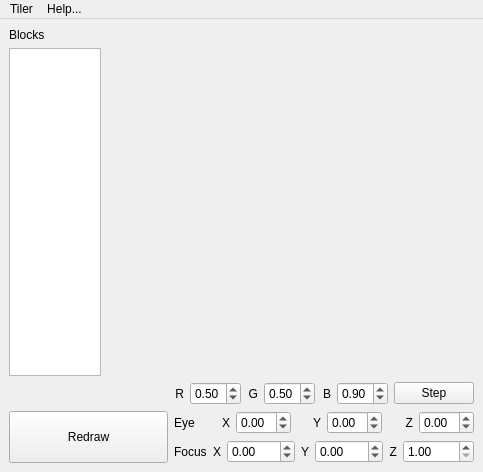
Before: the Qt Designer form ui/tiler.ui in berndhs/tiler, drawn with Qt 5.
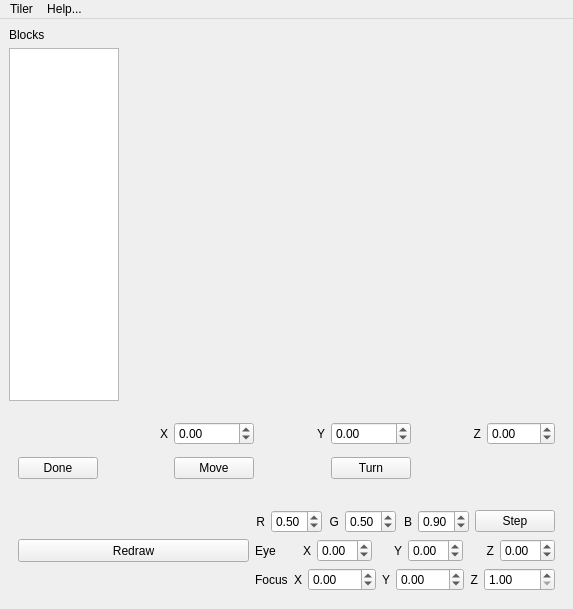
After: the same form once the commit is applied. Icons and pictures are not drawn. Custom widgets are drawn as their Qt base class.

Commit message: move and turn blocks

What changed in the file:
```diff
--- a/ui/tiler.ui
+++ b/ui/tiler.ui
@@ -7,8 +7,8 @@
    <rect>
     <x>0</x>
     <y>0</y>
-    <width>483</width>
-    <height>472</height>
+    <width>573</width>
+    <height>609</height>
    </rect>
   </property>
   <property name="windowTitle">
@@ -20,6 +20,19 @@
   </property>
   <widget class="QWidget" name="centralwidget">
    <layout class="QGridLayout" name="gridLayout_2">
+    <item row="0" column="0">
+     <widget class="QLabel" name="label_4">
+      <property name="sizePolicy">
+       <sizepolicy hsizetype="Preferred" vsizetype="Fixed">
+        <horstretch>0</horstretch>
+        <verstretch>0</verstretch>
+       </sizepolicy>
+      </property>
+      <property name="text">
+       <string>Blocks</string>
+      </property>
+     </widget>
+    </item>
     <item row="0" column="1" rowspan="2">
      <widget class="tiler::GLScene" name="scene" native="true">
       <property name="sizePolicy">
@@ -30,9 +43,122 @@
       </property>
      </widget>
     </item>
+    <item row="1" column="0">
+     <widget class="QListView" name="blockList">
+      <property name="sizePolicy">
+       <sizepolicy hsizetype="Expanding" vsizetype="Expanding">
+        <horstretch>10</horstretch>
+        <verstretch>40</verstretch>
+       </sizepolicy>
+      </property>
+     </widget>
+    </item>
     <item row="2" column="0" colspan="2">
+     <widget class="QWidget" name="blockControl" native="true">
+      <property name="sizePolicy">
+       <sizepolicy hsizetype="Expanding" vsizetype="Expanding">
+        <horstretch>0</horstretch>
+        <verstretch>10</verstretch>
+       </sizepolicy>
+      </property>
      <layout class="QGridLayout" name="gridLayout">
       <item row="0" column="1">
+        <widget class="QLabel" name="label_13">
+         <property name="text">
+          <string>X</string>
+         </property>
+         <property name="alignment">
+          <set>Qt::AlignRight|Qt::AlignTrailing|Qt::AlignVCenter</set>
+         </property>
+        </widget>
+       </item>
+       <item row="0" column="2">
+        <widget class="QDoubleSpinBox" name="blockX">
+         <property name="minimum">
+          <double>-360.000000000000000</double>
+         </property>
+         <property name="maximum">
+          <double>360.000000000000000</double>
+         </property>
+        </widget>
+       </item>
+       <item row="0" column="3">
+        <widget class="QLabel" name="label_14">
+         <property name="text">
+          <string>Y</string>
+         </property>
+         <property name="alignment">
+          <set>Qt::AlignRight|Qt::AlignTrailing|Qt::AlignVCenter</set>
+         </property>
+        </widget>
+       </item>
+       <item row="0" column="4">
+        <widget class="QDoubleSpinBox" name="blockY">
+         <property name="minimum">
+          <double>-360.000000000000000</double>
+         </property>
+         <property name="maximum">
+          <double>360.000000000000000</double>
+         </property>
+        </widget>
+       </item>
+       <item row="0" column="5">
+        <widget class="QLabel" name="label_15">
+         <property name="text">
+          <string>Z</string>
+         </property>
+         <property name="alignment">
+          <set>Qt::AlignRight|Qt::AlignTrailing|Qt::AlignVCenter</set>
+         </property>
+        </widget>
+       </item>
+       <item row="0" column="6">
+        <widget class="QDoubleSpinBox" name="blockZ">
+         <property name="minimum">
+          <double>-360.000000000000000</double>
+         </property>
+         <property name="maximum">
+          <double>360.000000000000000</double>
+         </property>
+         <property name="singleStep">
+          <double>0.200000000000000</double>
+         </property>
+        </widget>
+       </item>
+       <item row="1" column="2">
+        <widget class="QPushButton" name="moveBlockButton">
+         <property name="text">
+          <string>Move</string>
+         </property>
+        </widget>
+       </item>
+       <item row="1" column="4">
+        <widget class="QPushButton" name="turnBlockButton">
+         <property name="text">
+          <string>Turn</string>
+         </property>
+        </widget>
+       </item>
+       <item row="1" column="0">
+        <widget class="QPushButton" name="doneBlockButton">
+         <property name="text">
+          <string>Done</string>
+         </property>
+        </widget>
+       </item>
+      </layout>
+     </widget>
+    </item>
+    <item row="3" column="0" colspan="2">
+     <widget class="QWidget" name="viewControl" native="true">
+      <property name="sizePolicy">
+       <sizepolicy hsizetype="Expanding" vsizetype="Expanding">
+        <horstretch>0</horstretch>
+        <verstretch>10</verstretch>
+       </sizepolicy>
+      </property>
+      <layout class="QGridLayout" name="gridLayout_3">
+       <item row="0" column="1">
        <layout class="QHBoxLayout" name="horizontalLayout">
         <item>
          <widget class="QLabel" name="label">
@@ -112,12 +238,12 @@
         </item>
        </layout>
       </item>
-      <item row="1" column="0" rowspan="2">
+       <item row="1" column="0">
        <widget class="QPushButton" name="redrawButton">
         <property name="sizePolicy">
          <sizepolicy hsizetype="Expanding" vsizetype="Expanding">
-          <horstretch>0</horstretch>
-          <verstretch>0</verstretch>
+           <horstretch>10</horstretch>
+           <verstretch>10</verstretch>
          </sizepolicy>
         </property>
         <property name="text">
@@ -277,28 +403,6 @@
        </layout>
       </item>
      </layout>
-    </item>
-    <item row="0" column="0">
-     <widget class="QLabel" name="label_4">
-      <property name="sizePolicy">
-       <sizepolicy hsizetype="Preferred" vsizetype="Fixed">
-        <horstretch>0</horstretch>
-        <verstretch>0</verstretch>
-       </sizepolicy>
-      </property>
-      <property name="text">
-       <string>Blocks</string>
-      </property>
-     </widget>
-    </item>
-    <item row="1" column="0">
-     <widget class="QListView" name="blockList">
-      <property name="sizePolicy">
-       <sizepolicy hsizetype="Expanding" vsizetype="Expanding">
-        <horstretch>10</horstretch>
-        <verstretch>40</verstretch>
-       </sizepolicy>
-      </property>
      </widget>
     </item>
    </layout>
@@ -308,7 +412,7 @@
     <rect>
      <x>0</x>
      <y>0</y>
-     <width>483</width>
+     <width>573</width>
      <height>25</height>
     </rect>
    </property>
```
Lines whose indentation alone changed are shown as unchanged. The commit also changes 2 other files.
